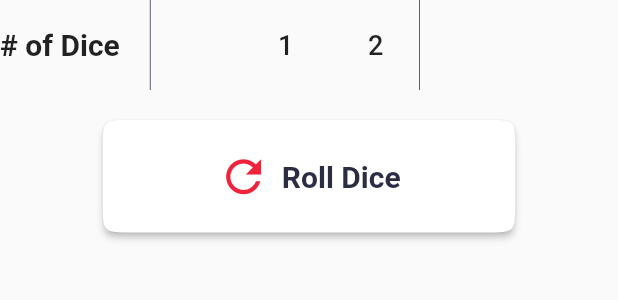
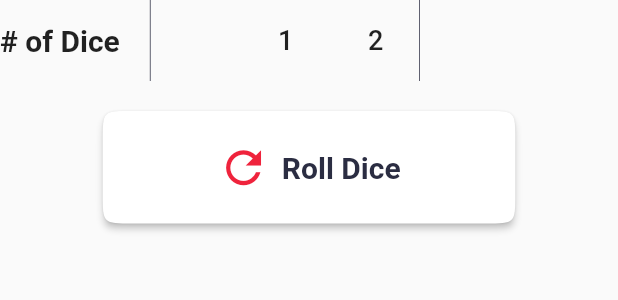
Before and after one commit to paxcodes/dicery_app, a Flutter app: the DiceForm widget shown alone on an empty page, opened directly, on a phone screen of 412 x 824 dp. Shown: the top 300 px of the screen. Run offline on Flutter 3.47's test engine with Material 2 defaults, Android fonts, the phone set to English and light mode, and no system bars; our stand-ins replace animated_text_kit; missing offline and left inert: timeago_flutter.

Commit message:
:lipstick: Adjust height and colour of the picker

```diff
--- a/lib/components/dice_form.dart
+++ b/lib/components/dice_form.dart
@@ -37,13 +37,14 @@ class _DiceFormState extends State<DiceForm> {
               initialValue: _diceCt,
               minValue: widget.minDice,
               maxValue: widget.maxDice,
-              listViewHeight: 60,
+              listViewHeight: 54,
               itemStyle: themeData.textTheme.bodyText1,
               selectedStyle: themeData.textTheme.headline5.copyWith(
                 color: themeData.accentColor,
                 fontWeight: FontWeight.bold,
               ),
               decoration: BoxDecoration(
+                color: Color(0xFFFAFAFA),
                 border: Border.symmetric(
                   vertical: BorderSide(
                     color: themeData.primaryColor,
```
